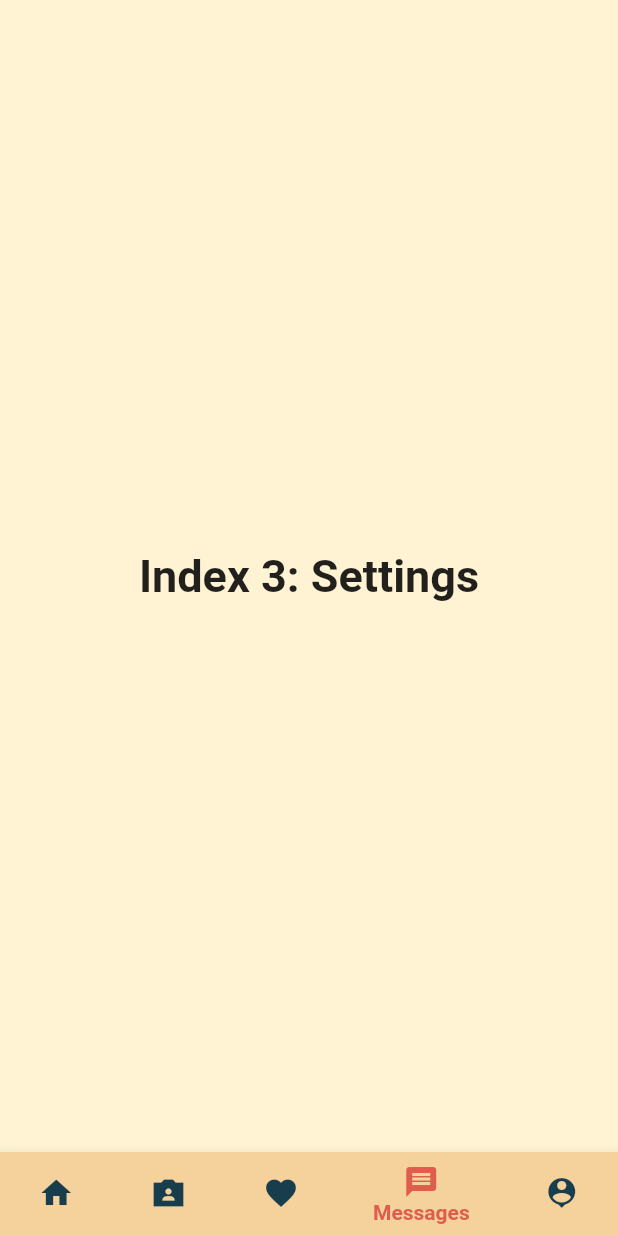
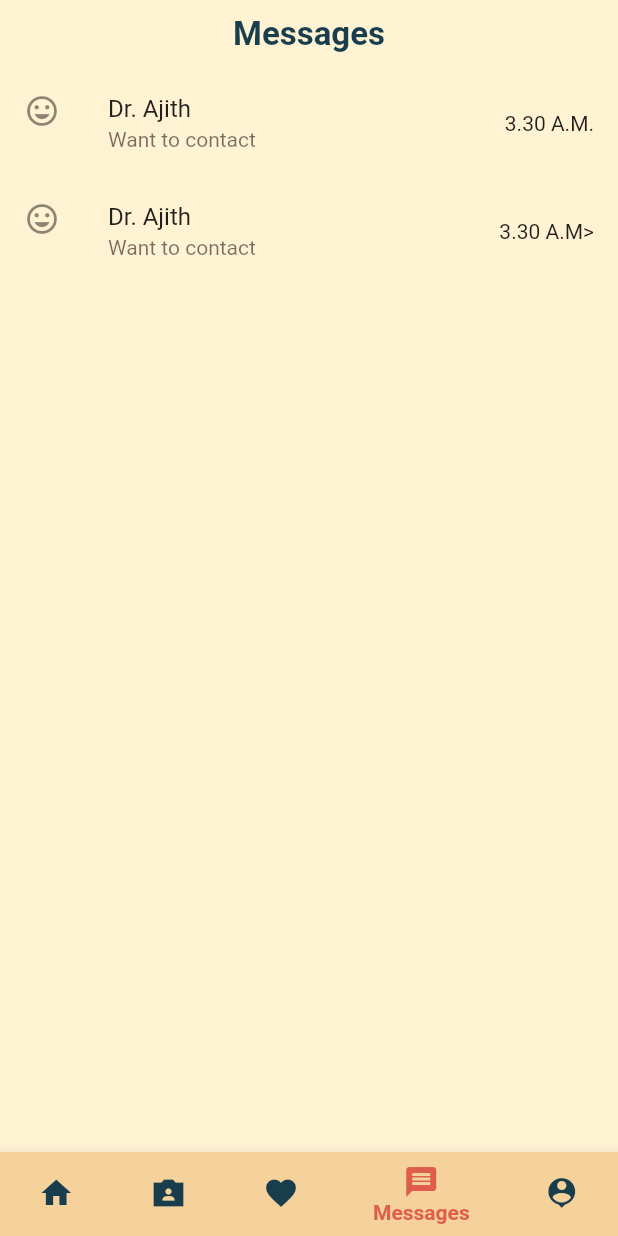
Before and after one commit to TharinduWeerasinghe/FYP_EMuTheraphy_app, a Flutter app: the screen it shows after launch, item 4 of the bottom bar chosen, on a phone screen of 412 x 824 dp. Run offline on Flutter 3.47's test engine with Material 2 defaults, Android fonts, the light colour scheme and no system bars; our stand-ins replace device_preview; missing offline and left inert: dart:ffi.

Commit message:
add messages tan screen

```diff
--- a/lib/screens/home_page.dart
+++ b/lib/screens/home_page.dart
@@ -3,7 +3,7 @@ import 'package:flutter/material.dart';
 import '/colors.dart';
 import '/screens/camera_tab_screen.dart';
 import '/screens/home_tab_screen.dart';
-
+import '/screens/messages_tab_screen.dart';
 
 class HomePage extends StatefulWidget {
   const HomePage({super.key});
@@ -23,10 +23,7 @@ class _HomePageState extends State<HomePage> {
       'Index 2: School',
       style: optionStyle,
     ),
-    Text(
-      'Index 3: Settings',
-      style: optionStyle,
-    ),
+    MessageTab(),
     Text(
       'Index 3: Settings',
       style: optionStyle,
--- /dev/null
+++ b/lib/screens/messages_tab_screen.dart
@@ -0,0 +1,49 @@
+import 'package:flutter/material.dart';
+
+import '/colors.dart';
+
+class MessageTab extends StatefulWidget {
+  const MessageTab({Key? key}) : super(key: key);
+
+  @override
+  State<MessageTab> createState() => _MessageTabState();
+}
+
+class _MessageTabState extends State<MessageTab> {
+  @override
+  Widget build(BuildContext context) {
+    return Container(
+        alignment: Alignment.topCenter,
+          child: Column(
+            children: [
+              const Padding(
+                padding: EdgeInsets.symmetric(vertical: 10, horizontal: 25),
+                child: Align(
+                    alignment: Alignment.topCenter,
+                    child: Text("Messages", style: TextStyle(fontSize: 22, color: mainFontColor, fontWeight: FontWeight.bold,),)
+                ),
+              ),
+              Flexible(
+                child: ListView(
+                  scrollDirection: Axis.vertical,
+                  children: [
+                    ListTile(
+                      leading: Icon(Icons.tag_faces_outlined),
+                      title: Text("Dr. Ajith"),
+                      subtitle: Text("Want to contact"),
+                      trailing: Text("3.30 A.M."),
+                    ),
+                    ListTile(
+                      leading: Icon(Icons.tag_faces_outlined),
+                      title: Text("Dr. Ajith"),
+                      subtitle: Text("Want to contact"),
+                      trailing: Text("3.30 A.M>"),
+                    )
+                  ],
+                ),
+              )
+            ],
+          ),
+    );
+  }
+}
```
